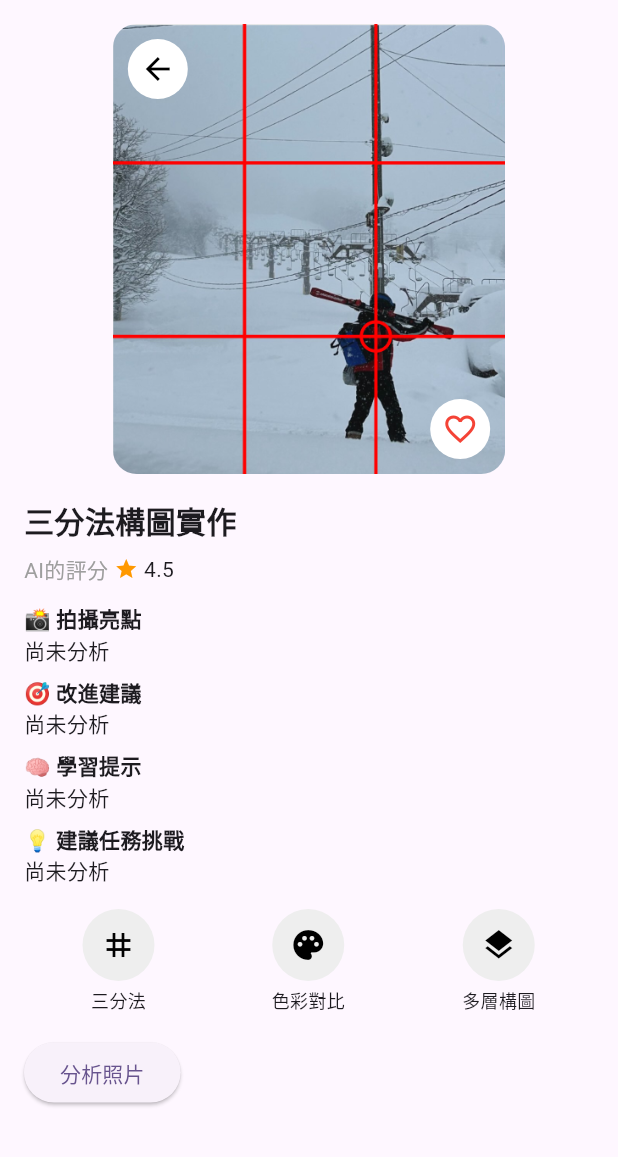
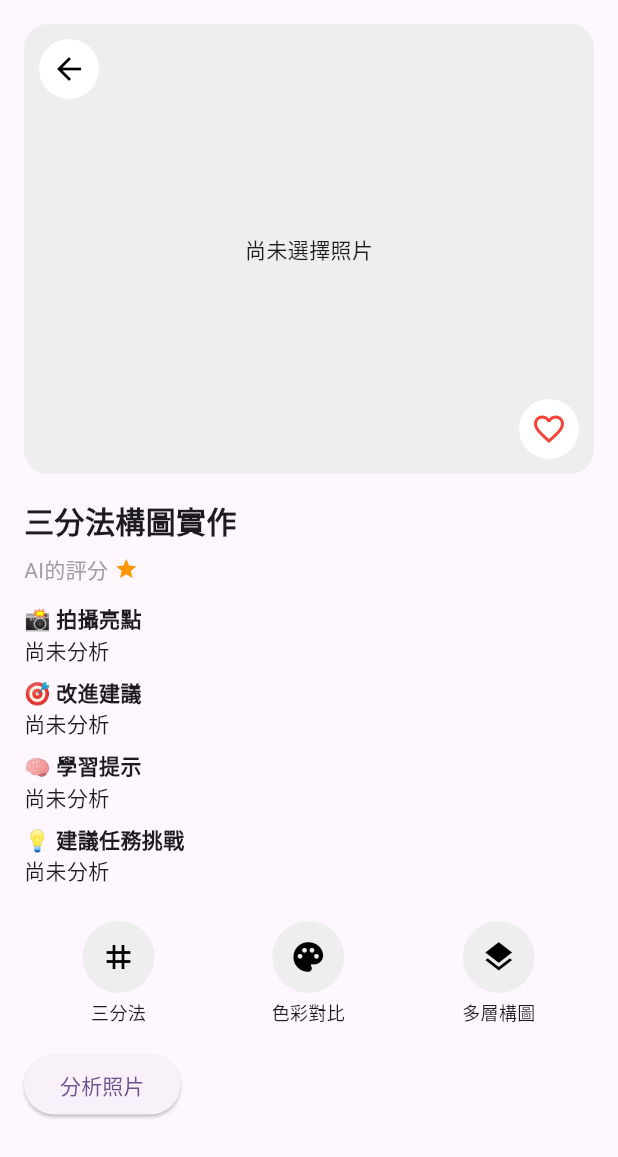
Before and after one commit to tshsu04224/photo_coach_app, a Flutter app: the AnalysisResultPage screen opened directly, on a phone screen of 412 x 824 dp. Shown: the top 1157 px of the screen. Run offline on Flutter 3.47's test engine with Material 3 defaults, Android fonts, the phone set to English and light mode, and no system bars; our stand-ins replace image_picker, logger.

Commit message:
feat: Update analysis result page, analyze controller and service
- Enhanced UI and functionality in `analysis_result_page.dart`
- Improved logic and state management in `analyze_controller.dart`

```diff
--- a/lib/controllers/analyze_controller.dart
+++ b/lib/controllers/analyze_controller.dart
@@ -1,13 +1,14 @@
 import 'dart:io';
-import 'package:flutter/material.dart';
+import 'package:flutter/foundation.dart';
+import 'package:photo_coach/services/analytics_service.dart';
 import 'package:logger/logger.dart';
-import '../services/analytics_service.dart';
+
+final _logger = Logger();
 
 class AnalyzeController extends ChangeNotifier {
-  final Logger _logger = Logger();
   bool isLoading = false;
   File? analyzedImage;
-  String? highlight, suggestion, tip, challenge;
+  String? highlight, suggestion, tip, challenge, ai_score;
 
   Future<void> analyze(File file) async {
     isLoading = true;
@@ -15,26 +16,34 @@ class AnalyzeController extends ChangeNotifier {
 
     try {
       analyzedImage = file;
-      // 直接讀取圖片的 bytes
-      final imageBytes = await file.readAsBytes();
 
-      // 分析圖片
-      final result = await AnalyzeService.analyzeImageBytes(imageBytes);
+      // 將耗時操作移至 compute 中執行
+      final result = await compute(_analyzeInBackground, file.path);
+
       _logger.i("分析結果：$result");
-      if (result['status'] == 'success') {
-        final data = result['data'];
-        highlight = data['highlight'];
-        challenge = data['challenge'];
-        tip = data['tip'];
-        suggestion = data['suggestion'];
+
+      if (result['content_analysis'] != null) {
+        final data = result['content_analysis'];
+        highlight = data['highlight'] ?? '未提供';
+        challenge = data['challenge'] ?? '未提供';
+        tip = data['tip'] ?? '未提供';
+        suggestion = data['suggestion'] ?? '未提供';
+        ai_score = data['ai_score'] ?? '0.0';
       } else {
-        _logger.w("分析失敗：${result['message']}");
+        _logger.w("分析結果格式錯誤：$result");
       }
     } catch (e) {
-      _logger.e("錯誤：$e");
+      _logger.e("分析過程發生錯誤：$e");
     } finally {
       isLoading = false;
       notifyListeners();
     }
   }
 }
+
+Future<Map<String, dynamic>> _analyzeInBackground(String filePath) async {
+  final file = File(filePath);
+  final imageBytes = await file.readAsBytes();
+  final result = await AnalyzeService.analyzeImageBytes(imageBytes);
+  return result;
+}
--- a/lib/views/analysis_result_page.dart
+++ b/lib/views/analysis_result_page.dart
@@ -16,41 +16,34 @@ class _AnalysisResultPageState extends State<AnalysisResultPage> {
 
   @override
   Widget build(BuildContext context) {
+    final controller = context.watch<AnalyzeController>();
+
     return Scaffold(
       body: SafeArea(
-        child: SingleChildScrollView(
+        child: controller.isLoading
+            ? const Center(child: CircularProgressIndicator())
+            : SingleChildScrollView(
                 padding: const EdgeInsets.all(16),
                 child: Column(
                   crossAxisAlignment: CrossAxisAlignment.start,
                   children: [
-              _buildImageWithGridAndHeart(),
+                    _buildImageSection(controller),
                     const SizedBox(height: 16),
                     const Text(
                       '三分法構圖實作',
-                style: TextStyle(fontSize: 20, fontWeight: FontWeight.bold),
+                      style: TextStyle(
+                        fontSize: 20,
+                        fontWeight: FontWeight.bold,
+                      ),
                     ),
                     const SizedBox(height: 8),
-              Row(
-                children: const [
-                  Text(
-                    "AI的評分",
-                    style: TextStyle(fontSize: 14, color: Colors.grey),
-                  ),
-                  SizedBox(width: 4),
-                  Icon(Icons.star, color: Colors.orange, size: 16),
-                  Text(" 4.5", style: TextStyle(fontSize: 14)),
-                ],
-              ),
+                    _buildRatingRow(controller),
                     const SizedBox(height: 12),
-              _buildBulletPoints(),
-              // TextButton(
-              //   onPressed: () {}, // 可跳轉至完整內容頁
-              //   child: const Text('查看完整內容'),
-              // ),
+                    _buildBulletPoints(controller),
                     const SizedBox(height: 16),
                     _buildTagButtons(),
                     const SizedBox(height: 16),
-              _buildApiTestButton(),
+                    _buildAnalyzeButton(controller),
                   ],
                 ),
               ),
@@ -58,11 +51,10 @@ class _AnalysisResultPageState extends State<AnalysisResultPage> {
     );
   }
 
-  Widget _buildImageWithGridAndHeart() {
-    final controller = context.watch<AnalyzeController>();
+  Widget _buildImageSection(AnalyzeController controller) {
     final imageFile = controller.analyzedImage;
     return FutureBuilder(
-      future: Future.delayed(const Duration(milliseconds: 100)), // 模擬非同步延遲
+      future: Future.delayed(const Duration(milliseconds: 100)),
       builder: (context, snapshot) {
         if (snapshot.connectionState != ConnectionState.done) {
           return const SizedBox(
@@ -74,23 +66,19 @@ class _AnalysisResultPageState extends State<AnalysisResultPage> {
           child: Stack(
             clipBehavior: Clip.none,
             children: [
-              // 主圖片
               ClipRRect(
                 borderRadius: BorderRadius.circular(16),
                 child: SizedBox(
                   height: 300,
-                  child: SizedBox(
+                  child: imageFile != null
+                      ? Image.file(imageFile!, fit: BoxFit.cover)
+                      : Container(
                           height: 300,
-                    child: imageFile != null
-                        ? Image.file(imageFile, fit: BoxFit.cover) // ✅ 使用使用者圖片
-                        : Image.asset(
-                            'assets/images/analysis_result_sample.png',
-                            fit: BoxFit.cover,
+                          color: Colors.grey[200],
+                          child: const Center(child: Text("尚未選擇照片")),
                         ),
                 ),
               ),
-              ),
-              // 左上角的返回鍵
               Positioned(
                 top: 10,
                 left: 10,
@@ -99,21 +87,16 @@ class _AnalysisResultPageState extends State<AnalysisResultPage> {
                   backgroundColor: Colors.white,
                   child: IconButton(
                     icon: const Icon(Icons.arrow_back, color: Colors.black),
-                    onPressed: () {
-                      // Navigator.of(context).pop(); // 返回上一頁
-                    },
+                    onPressed: () => Navigator.of(context).pop(),
                   ),
                 ),
               ),
-              // 右下角的愛心
               Positioned(
                 bottom: 10,
                 right: 10,
                 child: GestureDetector(
-                  onTap: () {
-                    isFavoriteNotifier.value =
-                        !isFavoriteNotifier.value; // 更新狀態
-                  },
+                  onTap: () =>
+                      isFavoriteNotifier.value = !isFavoriteNotifier.value,
                   child: ValueListenableBuilder<bool>(
                     valueListenable: isFavoriteNotifier,
                     builder: (context, isFavorite, child) {
@@ -136,73 +119,76 @@ class _AnalysisResultPageState extends State<AnalysisResultPage> {
     );
   }
 
-  Widget _buildBulletPoints() {
-    final controller = context.watch<AnalyzeController>();
-    if (controller.isLoading) {
-      return const Center(child: CircularProgressIndicator());
-    }
-    return Column(
-      crossAxisAlignment: CrossAxisAlignment.start,
+  Widget _buildRatingRow(AnalyzeController controller) {
+    return Row(
       children: [
-        Text("📸 拍攝亮點", style: TextStyle(fontWeight: FontWeight.bold)),
-        Text(controller.highlight ?? '尚未分析'),
-
-        SizedBox(height: 8),
-        Text("🎯 改進建議", style: TextStyle(fontWeight: FontWeight.bold)),
-        Text(controller.suggestion ?? '尚未分析'),
-
-        SizedBox(height: 8),
-        Text("🧠 學習提示", style: TextStyle(fontWeight: FontWeight.bold)),
-        Text(controller.tip ?? '尚未分析'),
-
-        SizedBox(height: 8),
-        Text("💡 建議任務挑戰", style: TextStyle(fontWeight: FontWeight.bold)),
-        Text(controller.challenge ?? '尚未分析'),
+        const Text("AI的評分", style: TextStyle(fontSize: 14, color: Colors.grey)),
+        const SizedBox(width: 4),
+        const Icon(Icons.star, color: Colors.orange, size: 16),
+        Text(controller.ai_score ?? '', style: const TextStyle(fontSize: 14)),
       ],
     );
   }
 
-  Widget _buildTagButtons() {
-    return Row(
-      mainAxisAlignment: MainAxisAlignment.spaceAround,
-      children: const [
-        _TagButton(label: '三分法', icon: Icons.grid_3x3),
-        _TagButton(label: '色彩對比', icon: Icons.palette),
-        _TagButton(label: '多層構圖', icon: Icons.layers),
+  Widget _buildBulletPoints(AnalyzeController controller) {
+    return Column(
+      crossAxisAlignment: CrossAxisAlignment.start,
+      children: [
+        _buildBullet("📸 拍攝亮點", controller.highlight),
+        _buildBullet("🎯 改進建議", controller.suggestion),
+        _buildBullet("🧠 學習提示", controller.tip),
+        _buildBullet("💡 建議任務挑戰", controller.challenge),
       ],
     );
   }
 
-  // 按鈕觸發API測試
-  Widget _buildApiTestButton() {
+  Widget _buildBullet(String title, String? content) {
+    return Padding(
+      padding: const EdgeInsets.only(bottom: 8),
+      child: Column(
+        crossAxisAlignment: CrossAxisAlignment.start,
+        children: [
+          Text(title, style: const TextStyle(fontWeight: FontWeight.bold)),
+          Text(content ?? '尚未分析'),
+        ],
+      ),
+    );
+  }
+
+  Widget _buildTagButtons() {
+    const tags = [
+      {'label': '三分法', 'icon': Icons.grid_3x3},
+      {'label': '色彩對比', 'icon': Icons.palette},
+      {'label': '多層構圖', 'icon': Icons.layers},
+    ];
+
+    return Row(
+      mainAxisAlignment: MainAxisAlignment.spaceAround,
+      children: tags
+          .map(
+            (tag) => _TagButton(
+              label: tag['label'] as String,
+              icon: tag['icon'] as IconData,
+            ),
+          )
+          .toList(),
+    );
+  }
+
+  Widget _buildAnalyzeButton(AnalyzeController controller) {
     return ElevatedButton(
       onPressed: () async {
-        final controller = context.read<AnalyzeController>();
         final picker = ImagePicker();
         final picked = await picker.pickImage(source: ImageSource.gallery);
-
         if (picked != null) {
           final file = File(picked.path);
-          controller.analyze(file);
+          await controller.analyze(file);
         }
       },
-      child: Text("分析照片"),
+      child: const Text("分析照片"),
     );
   }
 }
-
-// class _BulletText extends StatelessWidget {
-//   final String text;
-//   const _BulletText(this.text);
-
-//   @override
-//   Widget build(BuildContext context) {
-//     return Padding(
-//       padding: const EdgeInsets.only(bottom: 5),
-//       child: Text(text, style: TextStyle(fontSize: 15, height: 1.4)),
-//     );
-//   }
-// }
 
 class _TagButton extends StatelessWidget {
   final String label;
@@ -220,7 +206,7 @@ class _TagButton extends StatelessWidget {
           child: Icon(icon, color: Colors.black),
         ),
         const SizedBox(height: 4),
-        Text(label, style: TextStyle(fontSize: 12)),
+        Text(label, style: const TextStyle(fontSize: 12)),
       ],
     );
   }
```
Also changed, not shown: lib/views/home_page.dart (+0 -55 lines), pubspec.yaml (+6 -8 lines), pubspec.lock. Lines whose indentation alone changed are shown as unchanged.
